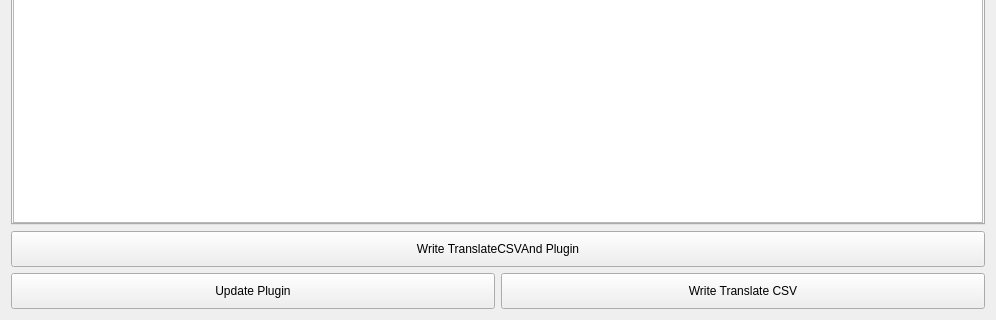
This is src/ui/WriteModeComponent.ui in MUkoutyan/langscore-app as Qt 5 draws it before an edit; both pictures show x 0 to 996 and y 379 to 699 of the 996 by 699 pixel window. The edited form follows.
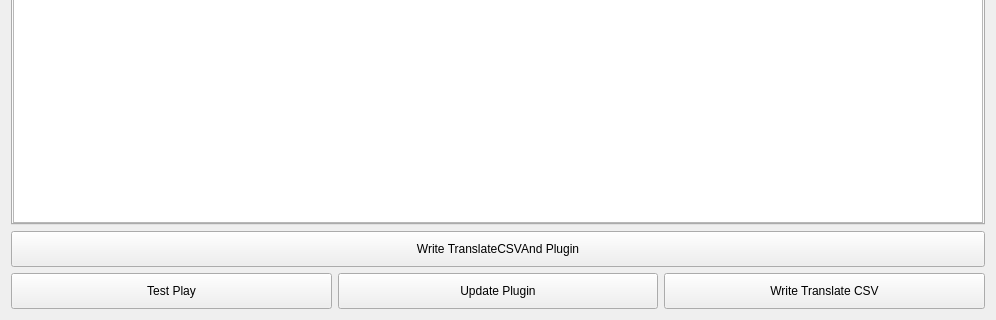
This is the edited form. Icons and pictures are not drawn. Custom widgets are drawn as their Qt base class.

Diff of the .ui file:
```diff
--- a/src/ui/WriteModeComponent.ui
+++ b/src/ui/WriteModeComponent.ui
@@ -266,6 +266,23 @@
    </item>
    <item>
     <layout class="QHBoxLayout" name="horizontalLayout_5">
+     <item>
+      <widget class="QPushButton" name="testPlayButton">
+       <property name="sizePolicy">
+        <sizepolicy hsizetype="Minimum" vsizetype="Expanding">
+         <horstretch>0</horstretch>
+         <verstretch>0</verstretch>
+        </sizepolicy>
+       </property>
+       <property name="text">
+        <string>Test Play</string>
+       </property>
+       <property name="icon">
+        <iconset resource="../../resources.qrc">
+         <normaloff>:/images/resources/image/play.svg</normaloff>:/images/resources/image/play.svg</iconset>
+       </property>
+      </widget>
+     </item>
      <item>
       <widget class="QPushButton" name="updatePluginButton">
        <property name="sizePolicy">
```
Left out of the diff: 4 changed lines with no effect on the pictures.
